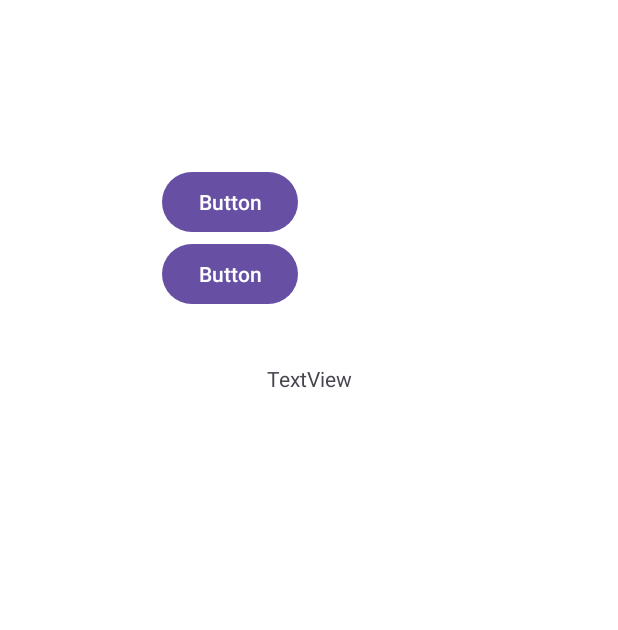
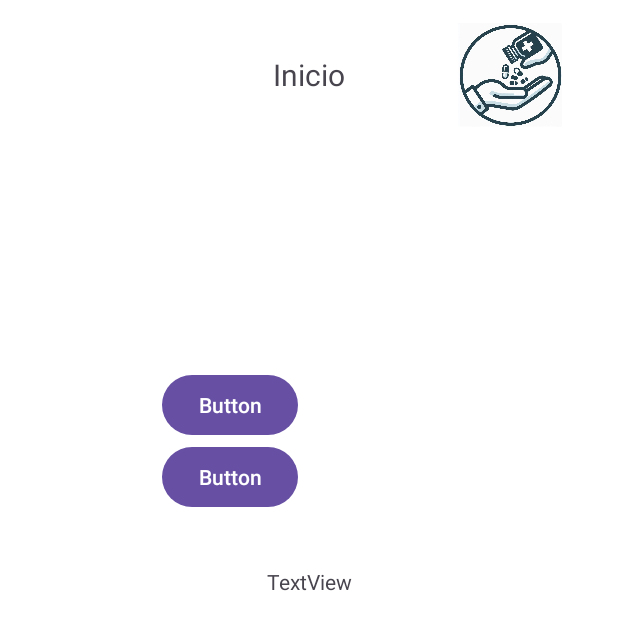
Before and after one commit to DanielHernandez627/MedicineApp, an Android app: the MenuPrincipal screen opened directly, with no data from a screen before it, on a phone screen of 412 x 824 dp. Shown: the top 630 px of the screen. Run offline under Robolectric (Android 15) with nearby library versions, the phone set to English and light mode, and no system bars; our stand-ins replace Firebase (no records; nobody signed in at launch, a user with empty details on screens opened directly).

Commit message:
Modificacion de menu cambio de rama

```diff
--- a/Aplicacion/app/src/main/res/layout/activity_menu_principal.xml
+++ b/Aplicacion/app/src/main/res/layout/activity_menu_principal.xml
@@ -9,20 +9,32 @@
     tools:context=".MenuPrincipal">
 
     <TextView
-        android:id="@+id/tl_email2"
+        android:id="@+id/tlPrincipalMenu"
         android:layout_width="wrap_content"
         android:layout_height="wrap_content"
-        android:layout_marginTop="24dp"
-        android:text="TextView"
+        android:layout_marginTop="36dp"
+        android:text="@string/tlPrincipalMenu"
+        android:textSize="20sp"
         app:layout_constraintEnd_toEndOf="parent"
         app:layout_constraintStart_toStartOf="parent"
         app:layout_constraintTop_toTopOf="parent" />
 
     <TextView
+        android:id="@+id/tl_email2"
+        android:layout_width="wrap_content"
+        android:layout_height="wrap_content"
+        android:layout_marginTop="100dp"
+        android:text="TextView"
+        app:layout_constraintEnd_toEndOf="parent"
+        app:layout_constraintHorizontal_bias="0.501"
+        app:layout_constraintStart_toStartOf="parent"
+        app:layout_constraintTop_toBottomOf="@+id/tlPrincipalMenu" />
+
+    <TextView
         android:id="@+id/tl_provider"
         android:layout_width="wrap_content"
         android:layout_height="wrap_content"
-        android:layout_marginTop="24dp"
+        android:layout_marginTop="20dp"
         android:text="TextView"
         app:layout_constraintEnd_toEndOf="parent"
         app:layout_constraintStart_toStartOf="parent"
@@ -56,4 +68,14 @@
         app:layout_constraintEnd_toEndOf="parent"
         app:layout_constraintStart_toStartOf="parent"
         app:layout_constraintTop_toBottomOf="@+id/btnCamara" />
+
+    <ImageView
+        android:id="@+id/imageView"
+        android:layout_width="93dp"
+        android:layout_height="69dp"
+        android:layout_marginTop="15dp"
+        android:layout_marginEnd="25dp"
+        app:layout_constraintEnd_toEndOf="parent"
+        app:layout_constraintTop_toTopOf="parent"
+        app:srcCompat="@drawable/iconprincipal" />
 </androidx.constraintlayout.widget.ConstraintLayout>
--- a/Aplicacion/app/src/main/res/values/strings.xml
+++ b/Aplicacion/app/src/main/res/values/strings.xml
@@ -19,4 +19,8 @@
     <string name="warning_email_not_match">Los correos no coinciden</string>
     <string name="warning_password_not_match">Las contraseñas no coinciden</string>
     <!--Registro -->
+
+    <!--Menu Principal -->
+    <string name="tlPrincipalMenu">Inicio</string>
+    <!--Menu Principal -->
 </resources>
--- a/Aplicacion/gradle/libs.versions.toml
+++ b/Aplicacion/gradle/libs.versions.toml
@@ -1,5 +1,5 @@
 [versions]
-agp = "8.6.0"
+agp = "8.5.1"
 kotlin = "1.9.0"
 coreKtx = "1.13.1"
 junit = "4.13.2"
```
